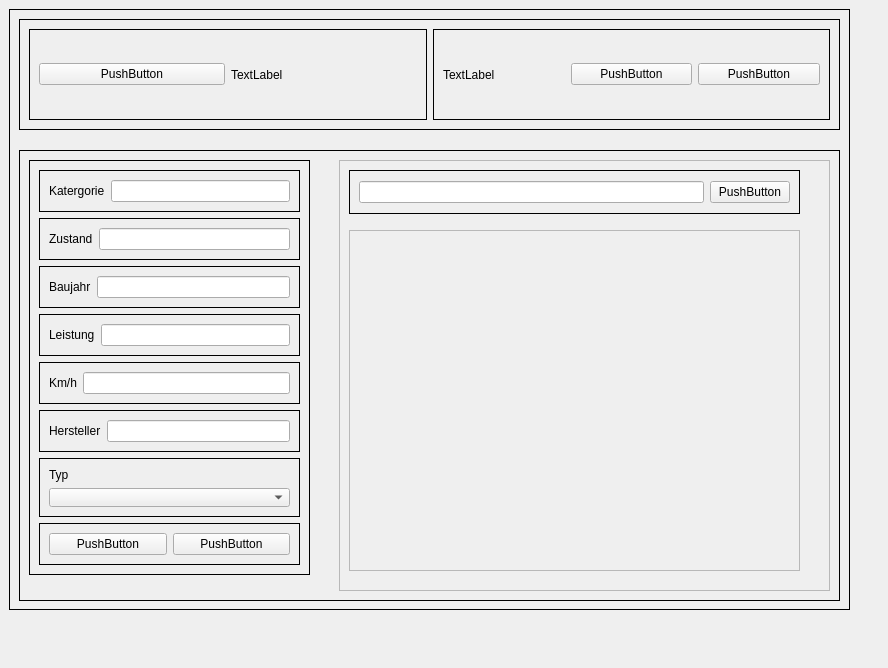
Above: frontend/Startseite.ui from nhatlam96/gui-xtraktor before the change. Below: the same form after it.
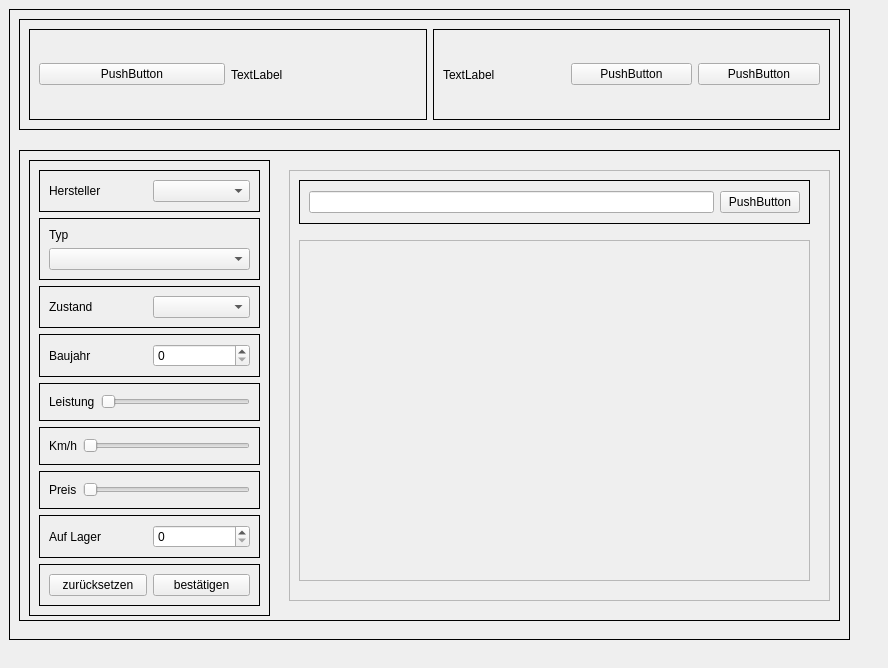
That is the form after the change.

Commit message: neue ui datei aufladen

```diff
--- a/frontend/Startseite.ui
+++ b/frontend/Startseite.ui
@@ -20,7 +20,7 @@
       <x>9</x>
       <y>9</y>
       <width>841</width>
-      <height>601</height>
+      <height>631</height>
      </rect>
     </property>
     <property name="frameShape">
@@ -112,7 +112,7 @@
        <x>10</x>
        <y>141</y>
        <width>821</width>
-       <height>451</height>
+       <height>471</height>
       </rect>
      </property>
      <property name="frameShape">
@@ -126,8 +126,8 @@
        <rect>
         <x>10</x>
         <y>10</y>
-        <width>281</width>
-        <height>415</height>
+        <width>241</width>
+        <height>456</height>
        </rect>
       </property>
       <property name="frameShape">
@@ -138,23 +138,45 @@
       </property>
       <layout class="QVBoxLayout" name="verticalLayout_5">
        <item>
-        <widget class="QFrame" name="frame_15">
+        <widget class="QFrame" name="frame_10">
          <property name="frameShape">
           <enum>QFrame::Box</enum>
          </property>
          <property name="frameShadow">
           <enum>QFrame::Plain</enum>
          </property>
-         <layout class="QHBoxLayout" name="horizontalLayout_8">
+         <layout class="QHBoxLayout" name="horizontalLayout_6">
           <item>
-           <widget class="QLabel" name="katergorie_label">
+           <widget class="QLabel" name="hersteller_label">
             <property name="text">
-             <string>Katergorie</string>
+             <string>Hersteller</string>
             </property>
            </widget>
           </item>
           <item>
-           <widget class="QLineEdit" name="katergorie_lineedit"/>
+           <widget class="QComboBox" name="comboBox_2"/>
+          </item>
+         </layout>
+        </widget>
+       </item>
+       <item>
+        <widget class="QFrame" name="frame_9">
+         <property name="frameShape">
+          <enum>QFrame::Box</enum>
+         </property>
+         <property name="frameShadow">
+          <enum>QFrame::Plain</enum>
+         </property>
+         <layout class="QVBoxLayout" name="verticalLayout_6">
+          <item>
+           <widget class="QLabel" name="typ_label">
+            <property name="text">
+             <string>Typ</string>
+            </property>
+           </widget>
+          </item>
+          <item>
+           <widget class="QComboBox" name="typ_comboBox"/>
           </item>
          </layout>
         </widget>
@@ -176,7 +198,7 @@
            </widget>
           </item>
           <item>
-           <widget class="QLineEdit" name="zustand_lineedit"/>
+           <widget class="QComboBox" name="comboBox"/>
           </item>
          </layout>
         </widget>
@@ -198,7 +220,7 @@
            </widget>
           </item>
           <item>
-           <widget class="QLineEdit" name="baujahr_lineEdit"/>
+           <widget class="QSpinBox" name="baujahr_spinBox"/>
           </item>
          </layout>
         </widget>
@@ -220,7 +242,11 @@
            </widget>
           </item>
           <item>
-           <widget class="QLineEdit" name="leistung_linedit"/>
+           <widget class="QSlider" name="horizontalSlider">
+            <property name="orientation">
+             <enum>Qt::Horizontal</enum>
+            </property>
+           </widget>
           </item>
          </layout>
         </widget>
@@ -242,51 +268,59 @@
            </widget>
           </item>
           <item>
-           <widget class="QLineEdit" name="km_lineedit"/>
+           <widget class="QSlider" name="horizontalSlider_3">
+            <property name="orientation">
+             <enum>Qt::Horizontal</enum>
+            </property>
+           </widget>
           </item>
          </layout>
         </widget>
        </item>
        <item>
-        <widget class="QFrame" name="frame_10">
+        <widget class="QFrame" name="frame_15">
          <property name="frameShape">
           <enum>QFrame::Box</enum>
          </property>
          <property name="frameShadow">
           <enum>QFrame::Plain</enum>
          </property>
-         <layout class="QHBoxLayout" name="horizontalLayout_6">
+         <layout class="QHBoxLayout" name="horizontalLayout_8">
           <item>
-           <widget class="QLabel" name="hersteller_label">
+           <widget class="QLabel" name="label_3">
             <property name="text">
-             <string>Hersteller</string>
+             <string>Preis</string>
             </property>
            </widget>
           </item>
           <item>
-           <widget class="QLineEdit" name="hersteller_lineedit"/>
+           <widget class="QSlider" name="horizontalSlider_2">
+            <property name="orientation">
+             <enum>Qt::Horizontal</enum>
+            </property>
+           </widget>
           </item>
          </layout>
         </widget>
        </item>
        <item>
-        <widget class="QFrame" name="frame_9">
+        <widget class="QFrame" name="frame_16">
          <property name="frameShape">
           <enum>QFrame::Box</enum>
          </property>
          <property name="frameShadow">
           <enum>QFrame::Plain</enum>
          </property>
-         <layout class="QVBoxLayout" name="verticalLayout_6">
+         <layout class="QHBoxLayout" name="horizontalLayout_12">
           <item>
-           <widget class="QLabel" name="typ_label">
+           <widget class="QLabel" name="label_4">
             <property name="text">
-             <string>Typ</string>
+             <string>Auf Lager</string>
             </property>
            </widget>
           </item>
           <item>
-           <widget class="QComboBox" name="typ_comboBox"/>
+           <widget class="QSpinBox" name="auf_lager_spinBox"/>
           </item>
          </layout>
         </widget>
@@ -303,14 +337,14 @@
           <item>
            <widget class="QPushButton" name="bufferleer_button">
             <property name="text">
-             <string>PushButton</string>
+             <string>zurücksetzen</string>
             </property>
            </widget>
           </item>
           <item>
            <widget class="QPushButton" name="such_infor_commit">
             <property name="text">
-             <string>PushButton</string>
+             <string>bestätigen</string>
             </property>
            </widget>
           </item>
@@ -322,9 +356,9 @@
      <widget class="QFrame" name="frame_5">
       <property name="geometry">
        <rect>
-        <x>320</x>
-        <y>10</y>
-        <width>491</width>
+        <x>270</x>
+        <y>20</y>
+        <width>541</width>
         <height>431</height>
        </rect>
       </property>
@@ -339,7 +373,7 @@
         <rect>
          <x>10</x>
          <y>10</y>
-         <width>451</width>
+         <width>511</width>
          <height>44</height>
         </rect>
        </property>
@@ -367,7 +401,7 @@
         <rect>
          <x>10</x>
          <y>70</y>
-         <width>451</width>
+         <width>511</width>
          <height>341</height>
         </rect>
        </property>
```
Left out of the diff: 4 changed lines with no effect on the pictures. The commit also changes 3 other files.
